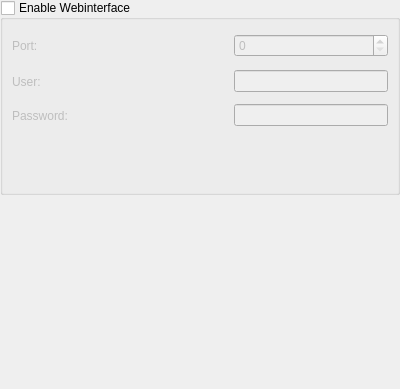
Old version of the form conf/dlgwebinterface.ui in the repository KDE/kget.
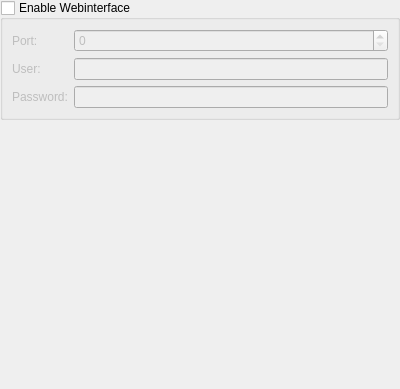
New version of the form. Custom widgets are drawn as their Qt base class.

Commit message: port layouts to QFormLayout and cleanup some dialogs

The edit to the form file:
```diff
--- a/conf/dlgwebinterface.ui
+++ b/conf/dlgwebinterface.ui
@@ -9,20 +9,8 @@
     <height>389</height>
    </rect>
   </property>
-  <layout class="QVBoxLayout" >
-   <property name="spacing" >
-    <number>0</number>
-   </property>
-   <property name="leftMargin" >
-    <number>0</number>
-   </property>
-   <property name="topMargin" >
-    <number>0</number>
-   </property>
-   <property name="rightMargin" >
-    <number>0</number>
-   </property>
-   <property name="bottomMargin" >
+  <layout class="QVBoxLayout" name="verticalLayout" >
+   <property name="margin" >
     <number>0</number>
    </property>
    <item>
@@ -36,7 +24,7 @@
      <property name="checked" >
       <bool>false</bool>
      </property>
-     <layout class="QGridLayout" >
+     <layout class="QFormLayout" name="formLayout" >
       <item row="0" column="0" >
        <widget class="QLabel" name="portLabel" >
         <property name="text" >
@@ -44,20 +32,7 @@
         </property>
        </widget>
       </item>
-      <item rowspan="3" row="0" column="1" >
-       <spacer>
-        <property name="orientation" >
-         <enum>Qt::Horizontal</enum>
-        </property>
-        <property name="sizeHint" >
-         <size>
-          <width>121</width>
-          <height>101</height>
-         </size>
-        </property>
-       </spacer>
-      </item>
-      <item row="0" column="2" >
+      <item row="0" column="1" >
        <widget class="QSpinBox" name="kcfg_WebinterfacePort" >
         <property name="maximum" >
          <number>100000</number>
@@ -71,7 +46,7 @@
         </property>
        </widget>
       </item>
-      <item row="1" column="2" >
+      <item row="1" column="1" >
        <widget class="KLineEdit" name="kcfg_WebinterfaceUser" >
         <property name="showClearButton" stdset="0" >
          <bool>true</bool>
@@ -85,7 +60,7 @@
         </property>
        </widget>
       </item>
-      <item row="2" column="2" >
+      <item row="2" column="1" >
        <widget class="KLineEdit" name="kcfg_WebinterfacePassword" >
         <property name="showClearButton" stdset="0" >
          <bool>true</bool>
@@ -95,19 +70,6 @@
         </property>
        </widget>
       </item>
-      <item row="3" column="0" colspan="3" >
-       <spacer>
-        <property name="orientation" >
-         <enum>Qt::Vertical</enum>
-        </property>
-        <property name="sizeHint" >
-         <size>
-          <width>361</width>
-          <height>40</height>
-         </size>
-        </property>
-       </spacer>
-      </item>
      </layout>
     </widget>
    </item>
@@ -116,7 +78,7 @@
      <property name="orientation" >
       <enum>Qt::Vertical</enum>
      </property>
-     <property name="sizeHint" >
+     <property name="sizeHint" stdset="0" >
       <size>
        <width>20</width>
        <height>40</height>
```
The commit also changes 8 other files.
